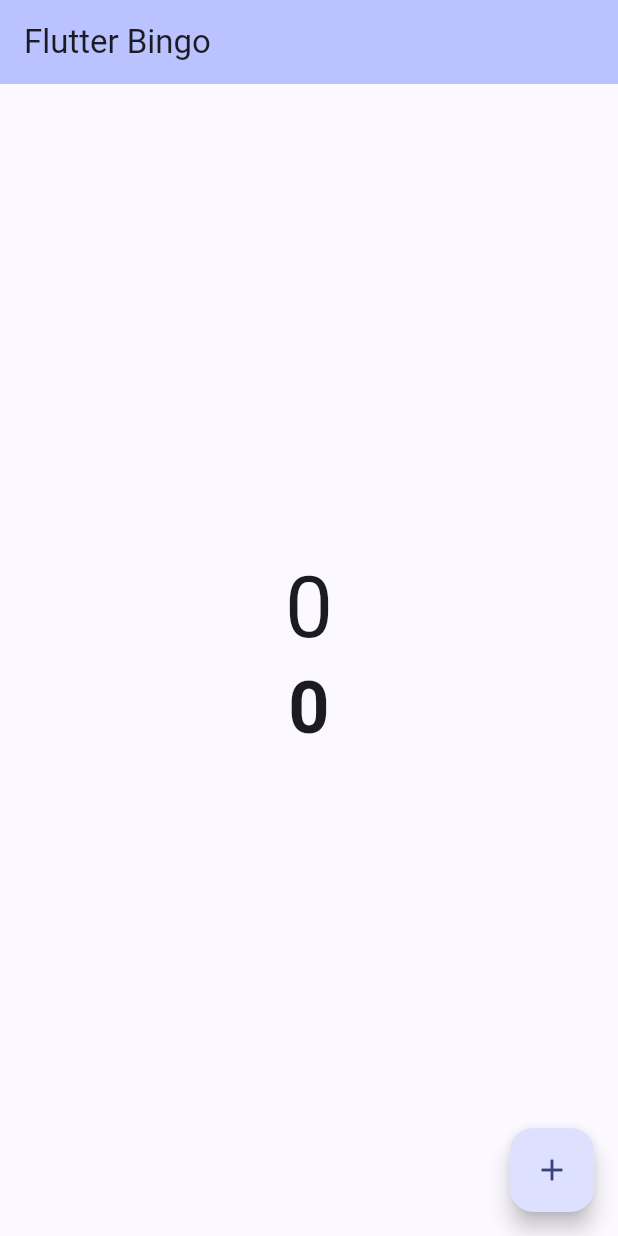
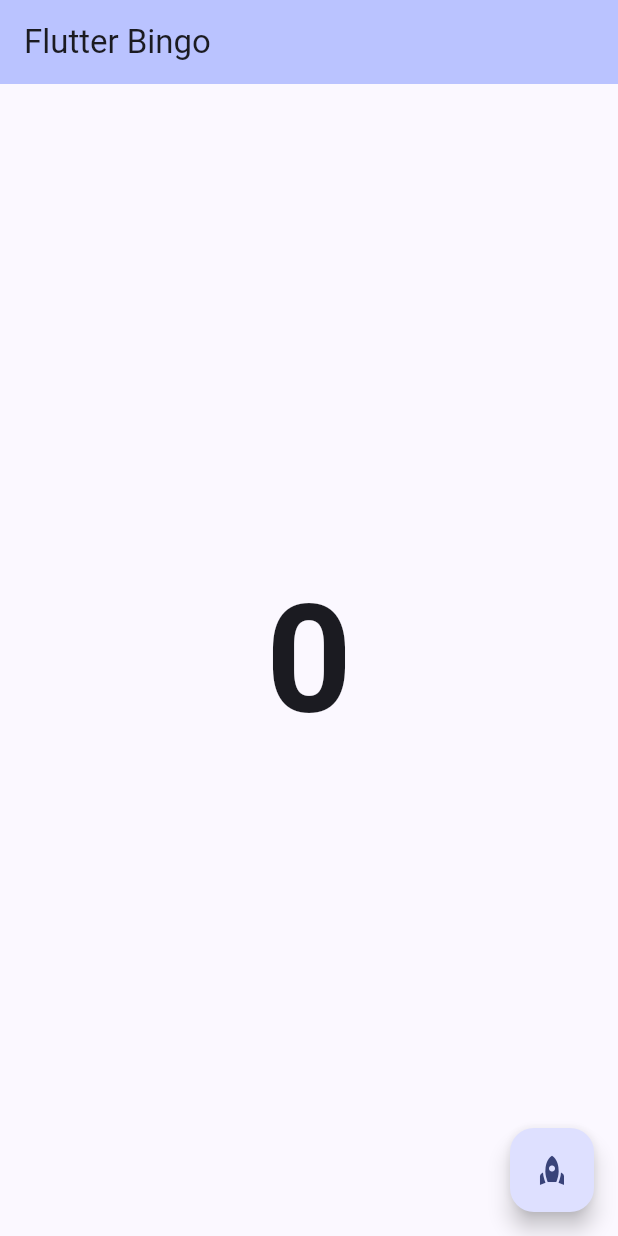
Before and after one commit to s1f10210273/flutter-bingo, a Flutter app: the screen it shows after launch, on a phone screen of 412 x 824 dp. Run offline on Flutter 3.47's test engine with Material 3 defaults, Android fonts, the phone set to English and light mode, and no system bars.

Commit message:
数字表示を修正

```diff
--- a/lib/pages/bingo.dart
+++ b/lib/pages/bingo.dart
@@ -28,16 +28,13 @@ class _MyBingoPageState extends State<BingoPage> {
       body: Center(
         child: Column(
           mainAxisAlignment: MainAxisAlignment.center,
-          children: <Widget>[
-            Text('$_counter', style: Theme.of(context).textTheme.displayLarge),
-            DisplayDigit(finalNumber: _counter),
-          ],
+          children: <Widget>[DisplayDigit(finalNumber: _counter)],
         ),
       ),
       floatingActionButton: FloatingActionButton(
         onPressed: _incrementCounter,
         tooltip: 'Increment',
-        child: const Icon(Icons.add),
+        child: const Icon(Icons.rocket),
       ),
     );
   }
--- a/lib/widget/display_digit.dart
+++ b/lib/widget/display_digit.dart
@@ -15,6 +15,7 @@ class DisplayDigit extends StatefulWidget {
 class DisplayDigitState extends State<DisplayDigit> {
   int _currentNumber = 0;
   Timer? _timer;
+  final int _displayDuration = 1500;
 
   @override
   void initState() {
@@ -35,13 +36,13 @@ class DisplayDigitState extends State<DisplayDigit> {
     final random = Random();
     int elapsed = 0;
 
-    _timer = Timer.periodic(const Duration(milliseconds: 100), (timer) {
+    _timer = Timer.periodic(const Duration(milliseconds: 10), (timer) {
       setState(() {
         _currentNumber = random.nextInt(100);
       });
 
-      elapsed += 100;
-      if (elapsed >= 1000) {
+      elapsed += 10;
+      if (elapsed >= _displayDuration) {
         _timer?.cancel();
         setState(() {
           _currentNumber = widget.finalNumber;
@@ -61,7 +62,7 @@ class DisplayDigitState extends State<DisplayDigit> {
     return Center(
       child: Text(
         '$_currentNumber',
-        style: const TextStyle(fontSize: 48, fontWeight: FontWeight.bold),
+        style: const TextStyle(fontSize: 100, fontWeight: FontWeight.bold),
       ),
     );
   }
```
